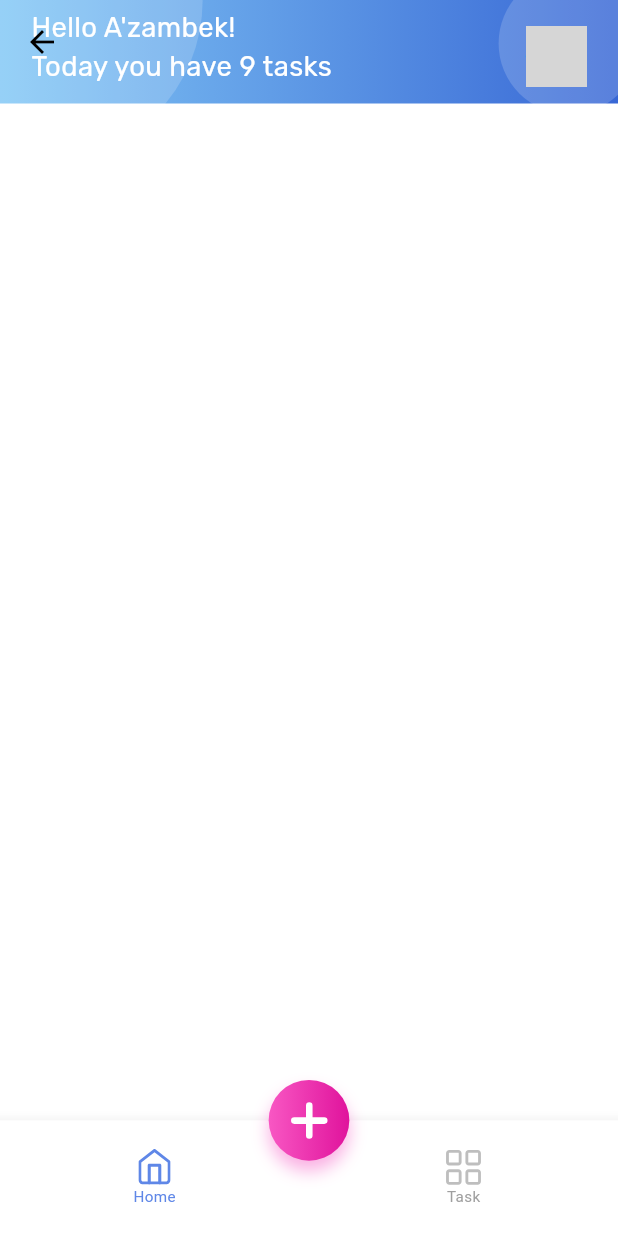
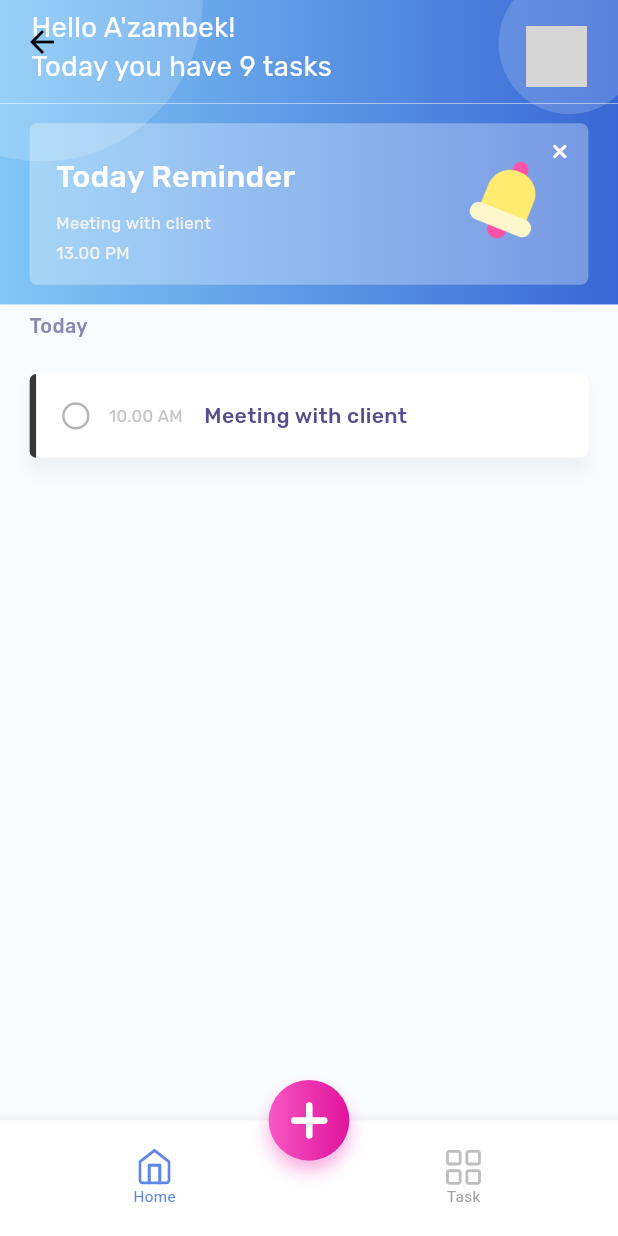
Before and after one commit to azor1105/udevs_to_do, a Flutter app: the TabScreen screen opened by its route, on a phone screen of 412 x 824 dp. Run offline on Flutter 3.47's test engine with Material 2 defaults, Android fonts, the phone set to English and light mode, and no system bars; drawn by our look-alikes of flutter_slidable, zoom_tap_animation; our stand-ins replace flutter_bloc, flutter_local_notifications, flutter_screenutil, flutter_svg, fluttertoast, shared_preferences and 1 more; accounts and stored records are empty; network calls fail; grey boxes are pictures that could not be loaded.

Commit message:
completed todo item

```diff
--- a/lib/presentation/utils/assets.dart
+++ b/lib/presentation/utils/assets.dart
@@ -4,6 +4,8 @@ class Assets {
   static const gridIcon = 'assets/icons/grid.svg';
   static const addIcon = 'assets/icons/add.svg';
   static const xNoteIcon = 'assets/icons/x_note.svg';
+  static const trashIcon = 'assets/icons/trash.svg';
+  static const commentIcon = 'assets/icons/comment.svg';
 
   // .png || .jpg
   static const onBoardingImg = 'assets/images/on_boarding.png';
--- a/lib/presentation/utils/constants/color_const.dart
+++ b/lib/presentation/utils/constants/color_const.dart
@@ -40,5 +40,9 @@ class ColorConst {
   static const cBBBBBB = Color(0xFFBBBBBB);
   static const c686868 = Color(0xFF686868);
   static const cA1A1A1 = Color(0xFFA1A1A1);
-  //#A1A1A1
+  static const c91DC5A = Color(0xFF91DC5A);
+  static const cB5B5B5 = Color(0xFFB5B5B5);
+  static const cFFCFCF = Color(0xFFFFCFCF);
+  static const cC4CEF5 = Color(0xFFC4CEF5);
+  //
 }
--- a/lib/presentation/views/tab/tabs/home/home_screen.dart
+++ b/lib/presentation/views/tab/tabs/home/home_screen.dart
@@ -1,6 +1,13 @@
 import 'package:flutter/material.dart';
 import 'package:flutter_screenutil/flutter_screenutil.dart';
+import 'package:flutter_slidable/flutter_slidable.dart';
+import 'package:flutter_svg/flutter_svg.dart';
+import 'package:udevs_todo/presentation/utils/assets.dart';
 import 'package:udevs_todo/presentation/utils/constants/color_const.dart';
+import 'package:udevs_todo/presentation/utils/rubik_font.dart';
+import 'package:udevs_todo/presentation/views/tab/tabs/home/widgets/todo_item.dart';
+import 'package:udevs_todo/presentation/views/widgets/checkbox/custom_check_box.dart';
+import 'package:udevs_todo/presentation/views/widgets/per_delegates/reminder_delegate.dart';
 
 class HomeScreen extends StatelessWidget {
   const HomeScreen({super.key});
@@ -8,10 +15,21 @@ class HomeScreen extends StatelessWidget {
   @override
   Widget build(BuildContext context) {
     return Scaffold(
-      backgroundColor: ColorConst.white,
-      body: Column(
-        children: [
-          SizedBox(height: 40.h),
+      backgroundColor: ColorConst.cF9FCFF,
+      body: CustomScrollView(
+        slivers: [
+          SliverPersistentHeader(delegate: ReminderDelegate()),
+          SliverPadding(
+            padding: EdgeInsets.symmetric(horizontal: 18.w),
+            sliver: SliverList(
+              delegate: SliverChildBuilderDelegate(
+                (context, index) {
+                  return const TodoItem();
+                },
+                childCount: 1,
+              ),
+            ),
+          ),
         ],
       ),
     );
--- /dev/null
+++ b/lib/presentation/views/tab/tabs/home/widgets/todo_item.dart
@@ -0,0 +1,135 @@
+import 'package:flutter/material.dart';
+import 'package:flutter_screenutil/flutter_screenutil.dart';
+import 'package:flutter_slidable/flutter_slidable.dart';
+import 'package:flutter_svg/svg.dart';
+import 'package:udevs_todo/presentation/utils/assets.dart';
+import 'package:udevs_todo/presentation/utils/constants/color_const.dart';
+import 'package:udevs_todo/presentation/utils/rubik_font.dart';
+import 'package:udevs_todo/presentation/views/widgets/checkbox/custom_check_box.dart';
+
+class TodoItem extends StatelessWidget {
+  const TodoItem({super.key});
+
+  @override
+  Widget build(BuildContext context) {
+    return Column(
+      crossAxisAlignment: CrossAxisAlignment.start,
+      children: [
+        Padding(
+          padding: EdgeInsets.only(bottom: 15.h, top: 5.h),
+          child: Text(
+            'Today',
+            style: RubikFont.w500
+                .copyWith(fontSize: 13.sp, color: ColorConst.c8B87B3),
+          ),
+        ),
+        Slidable(
+          key: const ValueKey(0),
+          endActionPane: ActionPane(
+            extentRatio: 0.28,
+            motion: const ScrollMotion(),
+            children: [
+              customSlideItem(
+                margin: EdgeInsets.only(left: 12.w, right: 6.w),
+                iconPath: Assets.commentIcon,
+                color: ColorConst.cC4CEF5,
+              ),
+              customSlideItem(
+                iconPath: Assets.trashIcon,
+                color: ColorConst.cFFCFCF,
+              )
+            ],
+          ),
+          child: Container(
+            margin: EdgeInsets.symmetric(vertical: 7.h),
+            decoration: BoxDecoration(
+              boxShadow: [
+                BoxShadow(
+                    blurRadius: 9,
+                    offset: const Offset(0, 9),
+                    color: ColorConst.black.withOpacity(0.05)),
+              ],
+            ),
+            child: Row(
+              children: [
+                Container(
+                  height: 55.h,
+                  width: 4.w,
+                  decoration: BoxDecoration(
+                    color: ColorConst.c373737,
+                    borderRadius: BorderRadius.only(
+                      topLeft: Radius.circular(5.r),
+                      bottomLeft: Radius.circular(5.r),
+                    ),
+                  ),
+                ),
+                Expanded(
+                  child: Container(
+                    height: 55.h,
+                    width: double.infinity,
+                    padding: EdgeInsets.symmetric(horizontal: 15.w),
+                    decoration: BoxDecoration(
+                      color: ColorConst.white,
+                      borderRadius: BorderRadius.only(
+                        topRight: Radius.circular(5.r),
+                        bottomRight: Radius.circular(5.r),
+                      ),
+                    ),
+                    child: Row(
+                      children: [
+                        CustomCheckBox(
+                          isSelected: false,
+                          onChanged: (v) {},
+                        ),
+                        SizedBox(width: 11.w),
+                        Text(
+                          '10.00 AM',
+                          style: RubikFont.w400.copyWith(
+                            fontSize: 11.sp,
+                            color: ColorConst.cC6C6C8,
+                          ),
+                        ),
+                        SizedBox(width: 13.w),
+                        Expanded(
+                          child: Text(
+                            'Meeting with client',
+                            style: RubikFont.w500.copyWith(
+                              fontSize: 14.sp,
+                            ),
+                            overflow: TextOverflow.ellipsis,
+                          ),
+                        ),
+                      ],
+                    ),
+                  ),
+                ),
+              ],
+            ),
+          ),
+        ),
+      ],
+    );
+  }
+
+  Widget customSlideItem({
+    required String iconPath,
+    required Color color,
+    EdgeInsets? margin,
+  }) {
+    return Container(
+      height: 35.h,
+      width: 35.w,
+      margin: margin,
+      decoration: BoxDecoration(
+        shape: BoxShape.circle,
+        color: color,
+      ),
+      child: Center(
+        child: SvgPicture.asset(
+          iconPath,
+          height: 16.h,
+        ),
+      ),
+    );
+  }
+}
--- a/lib/presentation/views/tab/tabs/task/task_screen.dart
+++ b/lib/presentation/views/tab/tabs/task/task_screen.dart
@@ -1,7 +1,6 @@
 import 'package:flutter/material.dart';
 import 'package:flutter_bloc/flutter_bloc.dart';
 import 'package:flutter_screenutil/flutter_screenutil.dart';
-import 'package:flutter_svg/flutter_svg.dart';
 import 'package:udevs_todo/data/models/category_model.dart';
 import 'package:udevs_todo/data/repositories/category_repository.dart';
 import 'package:udevs_todo/presentation/utils/constants/color_const.dart';
@@ -22,12 +21,14 @@ class TaskScreen extends StatelessWidget {
         slivers: [
           SliverPersistentHeader(delegate: ReminderDelegate()),
           SliverPadding(
-            padding: EdgeInsets.only(left: 18.w, top: 10.h),
+            padding: EdgeInsets.only(left: 18.w),
             sliver: SliverToBoxAdapter(
               child: Text(
                 'Projects',
-                style: RubikFont.w500
-                    .copyWith(fontSize: 13.sp, color: ColorConst.c8B87B3),
+                style: RubikFont.w500.copyWith(
+                  fontSize: 13.sp,
+                  color: ColorConst.c8B87B3,
+                ),
               ),
             ),
           ),
--- /dev/null
+++ b/lib/presentation/views/widgets/checkbox/custom_check_box.dart
@@ -0,0 +1,61 @@
+import 'package:flutter/material.dart';
+import 'package:flutter_screenutil/flutter_screenutil.dart';
+import 'package:udevs_todo/presentation/utils/constants/color_const.dart';
+
+class CustomCheckBox extends StatefulWidget {
+  const CustomCheckBox({
+    super.key,
+    required this.isSelected,
+    required this.onChanged,
+  });
+
+  @override
+  State<CustomCheckBox> createState() => _CustomCheckBoxState();
+
+  final bool isSelected;
+  final ValueChanged<bool> onChanged;
+}
+
+class _CustomCheckBoxState extends State<CustomCheckBox> {
+  late bool value;
+
+  @override
+  void initState() {
+    value = widget.isSelected;
+    super.initState();
+  }
+
+  @override
+  Widget build(BuildContext context) {
+    return GestureDetector(
+      onTap: () {
+        setState(() {
+          value = !value;
+          widget.onChanged.call(value);
+        });
+      },
+      child: AnimatedContainer(
+        height: 18.h,
+        width: 18.w,
+        decoration: BoxDecoration(
+          color: value ? ColorConst.c91DC5A : ColorConst.white,
+          shape: BoxShape.circle,
+          border: !value
+              ? Border.all(
+                  width: 1.5.w,
+                  color: ColorConst.cB5B5B5,
+                )
+              : null,
+        ),
+        duration: const Duration(milliseconds: 300),
+        child: Center(
+          child: Icon(
+            Icons.check,
+            color: ColorConst.white,
+            size: 15.sp,
+          ),
+        ),
+      ),
+    );
+  }
+}
--- a/pubspec.yaml
+++ b/pubspec.yaml
@@ -19,6 +19,7 @@ dependencies:
   flutter_svg: ^2.0.4
   zoom_tap_animation: ^1.1.0
   intl: ^0.18.0
+  flutter_slidable: ^2.0.0
 
   #Business logic needs
   sqflite: ^2.2.6
```
Also changed, not shown: assets/icons/comment.svg (added), assets/icons/trash.svg (added), pubspec.lock.
